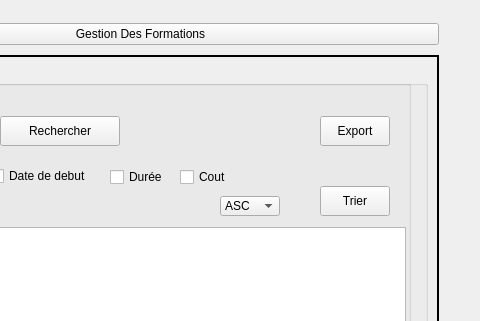
The window that Smart-Factory-2A1/smart_factory_2a1.ui (KhalilSRIDI/Smart_Factory_2A1) describes before a commit, drawn with Qt 5; both pictures show x 800 to 1280 and y 0 to 321 of the 1280 by 851 pixel window.
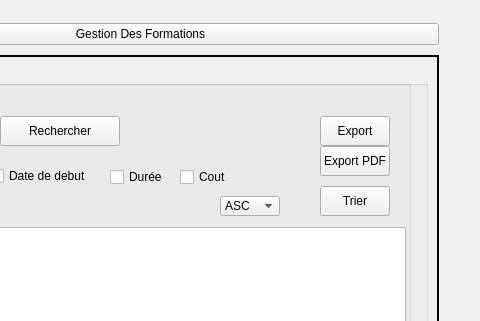
The same window after the commit. The open tabs and pages were chosen to show the change. Icons and pictures are not drawn.

Diff of the .ui file:
```diff
--- a/Smart-Factory-2A1/smart_factory_2a1.ui
+++ b/Smart-Factory-2A1/smart_factory_2a1.ui
@@ -2805,6 +2805,19 @@
                <string>Refresh</string>
               </property>
              </widget>
+             <widget class="QPushButton" name="pushButtonExportPDFF">
+              <property name="geometry">
+               <rect>
+                <x>650</x>
+                <y>80</y>
+                <width>70</width>
+                <height>30</height>
+               </rect>
+              </property>
+              <property name="text">
+               <string>Export PDF</string>
+              </property>
+             </widget>
             </widget>
            </widget>
           </item>
```
Left out of the diff: 2 changed lines with no effect on the pictures.
